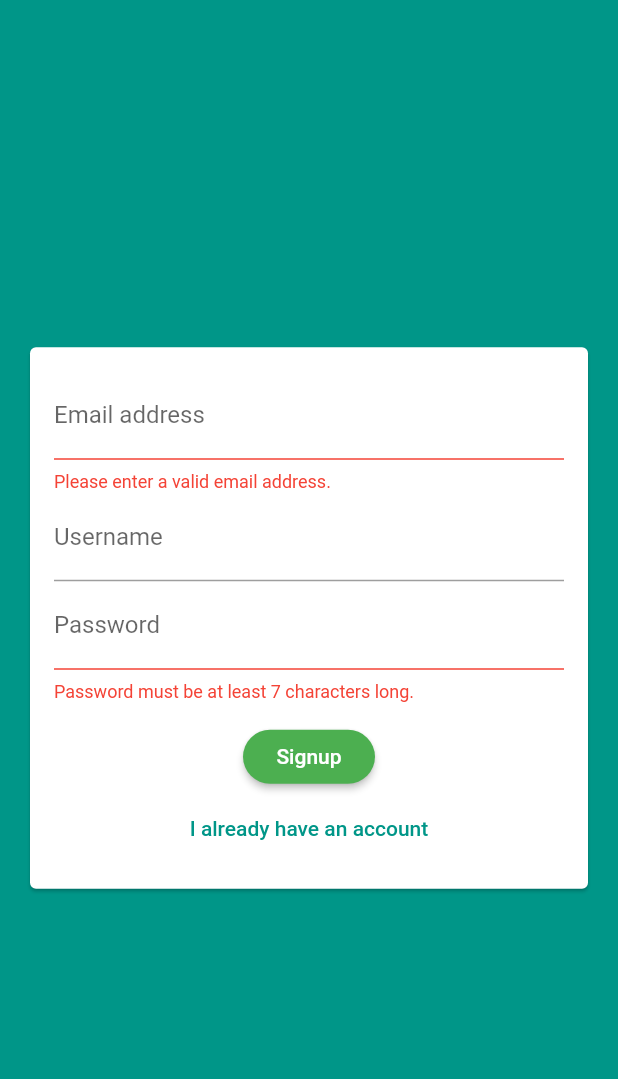
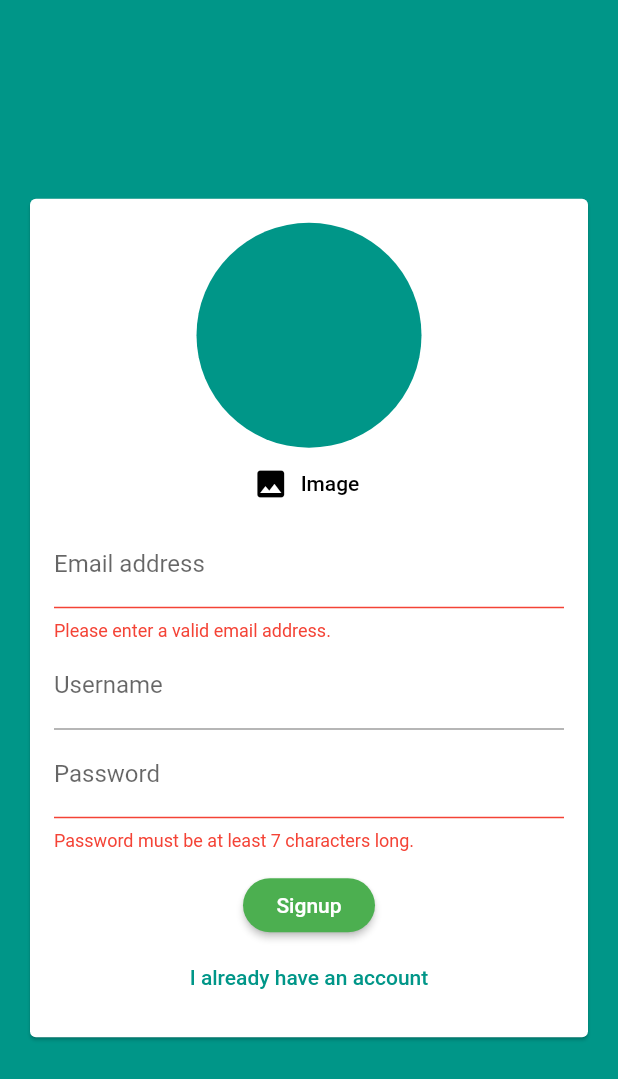
Before and after one commit to deepak-glad/chatApp, a Flutter app: the screen it shows after launch, after a tap on "Login", after a tap on "Create new account", on a phone screen of 412 x 824 dp. Shown: the top 1079 px of the screen. Run offline on Flutter 3.47's test engine with Material 2 defaults, Android fonts, the phone set to English and light mode, and no system bars; our stand-ins replace cloud_firestore, firebase_auth, firebase_core, firebase_messaging, firebase_storage, image_picker; accounts and stored records are empty.

Commit message:
last commit

```diff
--- a/lib/chats/messages_chat.dart
+++ b/lib/chats/messages_chat.dart
@@ -14,7 +14,7 @@ class Messages extends StatelessWidget {
             child: CircularProgressIndicator(),
           );
         }
-       return StreamBuilder(
+        return StreamBuilder(
             stream: FirebaseFirestore.instance
                 .collection('chat')
                 .orderBy('createdAt', descending: true)
@@ -35,6 +35,8 @@ class Messages extends StatelessWidget {
                   doc[index]['text'],
                   doc[index]['userId'] == futureSnapshot.data.uid,
                   // key: ValueKey(doc[index].documentId),
+                  doc[index]['username'],
+                  doc[index]['userImage'],
                 ),
               );
             });
--- a/lib/main.dart
+++ b/lib/main.dart
@@ -1,5 +1,5 @@
-
 import 'package:chat_app/screens/chat_screen.dart';
+import 'package:chat_app/screens/splash_screen.dart';
 import 'package:firebase_auth/firebase_auth.dart';
 import 'package:firebase_core/firebase_core.dart';
 import 'package:flutter/material.dart';
@@ -25,16 +25,22 @@ class MyApp extends StatelessWidget {
           buttonTheme: ButtonTheme.of(context).copyWith(
             buttonColor: Colors.green,
             textTheme: ButtonTextTheme.primary,
-          shape: RoundedRectangleBorder(borderRadius: BorderRadius.circular(18)),
-        )
-      ),
+            shape:
+                RoundedRectangleBorder(borderRadius: BorderRadius.circular(18)),
+          )),
       // home: AuthScreen(),
-      home: StreamBuilder(stream: FirebaseAuth.instance.authStateChanges(),builder: (context, snapshot) {
-        if(snapshot.hasData){
+      home: StreamBuilder(
+        stream: FirebaseAuth.instance.authStateChanges(),
+        builder: (context, snapshot) {
+          if (snapshot.connectionState == ConnectionState.waiting) {
+            return SplashScreen();
+          }
+          if (snapshot.hasData) {
             return ChatScreen();
           }
           return AuthScreen();
-      } ,),
+        },
+      ),
     );
   }
 }
--- a/lib/screens/auth_screen.dart
+++ b/lib/screens/auth_screen.dart
@@ -1,4 +1,7 @@
+import 'dart:io';
+
 import 'package:cloud_firestore/cloud_firestore.dart';
+import 'package:firebase_storage/firebase_storage.dart';
 import 'package:flutter/material.dart';
 import 'package:firebase_auth/firebase_auth.dart';
 import '../widgets/auth.dart';
@@ -15,6 +18,7 @@ class _AuthScreenState extends State<AuthScreen> {
     String useremail,
     String userpassword,
     String username,
+    File image,
     bool isLogin,
     BuildContext ctx,
   ) async {
@@ -33,12 +37,20 @@ class _AuthScreenState extends State<AuthScreen> {
           email: useremail,
           password: userpassword,
         );
+        final ref = FirebaseStorage.instance
+            .ref()
+            .child('user_image')
+            .child(authResult.user.uid + '.jpg');
+        await ref.putFile(image);
+
+        final url = await ref.getDownloadURL();
         await FirebaseFirestore.instance
             .collection('users')
             .doc(authResult.user.uid)
             .set({
           'username': username,
           'useremail': useremail,
+          'image_url': url,
         });
       }
     } on Exception catch (err) {
@@ -53,13 +65,14 @@ class _AuthScreenState extends State<AuthScreen> {
           backgroundColor: Theme.of(ctx).errorColor,
         ),
       );
-    }catch (e) {
+    } catch (e) {
       print(e);
     }
     setState(() {
       _isLoading = false;
     });
   }
+
   @override
   void dispose() {
     super.dispose();
--- /dev/null
+++ b/lib/screens/splash_screen.dart
@@ -0,0 +1,13 @@
+import 'package:flutter/material.dart';
+
+class SplashScreen extends StatelessWidget {
+  @override
+  Widget build(BuildContext context) {
+    return Scaffold(
+      backgroundColor: Theme.of(context).primaryColor,
+      body: Center(
+        child: Text('Loading.....'),
+      ),
+    );
+  }
+}
--- a/lib/widgets/auth.dart
+++ b/lib/widgets/auth.dart
@@ -1,12 +1,15 @@
+import 'dart:io';
+import 'package:chat_app/widgets/imagepicker.dart';
 import 'package:flutter/material.dart';
 
 class Auth extends StatefulWidget {
-  Auth(this.submitFn,this.isLoading);
+  Auth(this.submitFn, this.isLoading);
   final bool isLoading;
   final void Function(
     String email,
     String password,
     String userName,
+    File image,
     bool isLogin,
     BuildContext ctx,
   ) submitFn;
@@ -21,10 +24,25 @@ class _AuthState extends State<Auth> {
   var _userEmail = '';
   var _userName = '';
   var _userPassword = '';
+  File _userImageFile;
+
+  void _pickedImage(File image) {
+    _userImageFile = image;
+  }
 
   void _trySubmit() {
     final isValid = _formKey.currentState.validate();
     FocusScope.of(context).unfocus();
+
+    if (_userImageFile == null && !_isLogin) {
+      ScaffoldMessenger.of(context).showSnackBar(
+        SnackBar(
+          content: Text('Please upload image'),
+          backgroundColor: Theme.of(context).errorColor,
+        ),
+      );
+      return;
+    }
 
     if (isValid) {
       _formKey.currentState.save();
@@ -32,8 +50,9 @@ class _AuthState extends State<Auth> {
         _userEmail,
         _userPassword,
         _userName,
+        _userImageFile,
         _isLogin,
-       context
+        context,
       );
     }
   }
@@ -51,7 +70,11 @@ class _AuthState extends State<Auth> {
               child: Column(
                 mainAxisSize: MainAxisSize.min,
                 children: <Widget>[
+                  if (!_isLogin) UserImagePicker(_pickedImage),
                   TextFormField(
+                    autocorrect: false,
+                    textCapitalization: TextCapitalization.none,
+                    enableSuggestions: false,
                     key: ValueKey('email'),
                     validator: (value) {
                       if (value.isEmpty || !value.contains('@')) {
@@ -69,6 +92,9 @@ class _AuthState extends State<Auth> {
                   ),
                   if (!_isLogin)
                     TextFormField(
+                      autocorrect: true,
+                      enableSuggestions: true,
+                      textCapitalization: TextCapitalization.words,
                       key: ValueKey('username'),
                       validator: (value) {
                         if (value.isEmpty || value.length < 4) {
@@ -96,8 +122,8 @@ class _AuthState extends State<Auth> {
                     },
                   ),
                   SizedBox(height: 12),
-                  if(widget.isLoading) CircularProgressIndicator(),
-                  if(!widget.isLoading)
+                  if (widget.isLoading) CircularProgressIndicator(),
+                  if (!widget.isLoading)
                     RaisedButton(
                       child: Text(_isLogin ? 'Login' : 'Signup'),
                       onPressed: _trySubmit,
--- /dev/null
+++ b/lib/widgets/imagepicker.dart
@@ -0,0 +1,44 @@
+import 'dart:io';
+import 'package:flutter/material.dart';
+import 'package:image_picker/image_picker.dart';
+
+class UserImagePicker extends StatefulWidget {
+  UserImagePicker(this.imagepickFn);
+  final void Function(File pickedImage) imagepickFn;
+  @override
+  _UserImagePickerState createState() => _UserImagePickerState();
+}
+
+class _UserImagePickerState extends State<UserImagePicker> {
+  File _pickedImage;
+  void _pickImage() async {
+    final pickImageFile = await ImagePicker.pickImage(
+      source: ImageSource.camera,
+      imageQuality: 50,
+      maxHeight: 150,
+    );
+    setState(() {
+      _pickedImage = pickImageFile;
+    });
+    widget.imagepickFn(pickImageFile);
+  }
+
+  @override
+  Widget build(BuildContext context) {
+    return Column(
+      children: [
+        CircleAvatar(
+          backgroundColor: Theme.of(context).primaryColor,
+          radius: 75,
+          backgroundImage:
+              _pickedImage != null ? FileImage(_pickedImage) : null,
+        ),
+        FlatButton.icon(
+          icon: Icon(Icons.image),
+          onPressed: _pickImage,
+          label: Text('Image'),
+        ),
+      ],
+    );
+  }
+}
--- a/pubspec.yaml
+++ b/pubspec.yaml
@@ -31,7 +31,9 @@ dependencies:
   firebase_auth: ^0.18.4
   cloud_firestore: ^0.14.4
   firebase_core: ^0.5.3
-
+  image_picker: ^0.6.7+14
+  firebase_storage: ^5.2.0
+  firebase_messaging: ^7.0.3
 
 dev_dependencies:
   flutter_test:
```
Also changed, not shown: lib/chats/messageBubble.dart (+38 -12 lines), lib/chats/new_message.dart (+13 -4 lines), lib/screens/chat_screen.dart (+27 -2 lines), firebase.json (added), pubspec.lock, 8 other files. Lines whose indentation alone changed are shown as unchanged.
